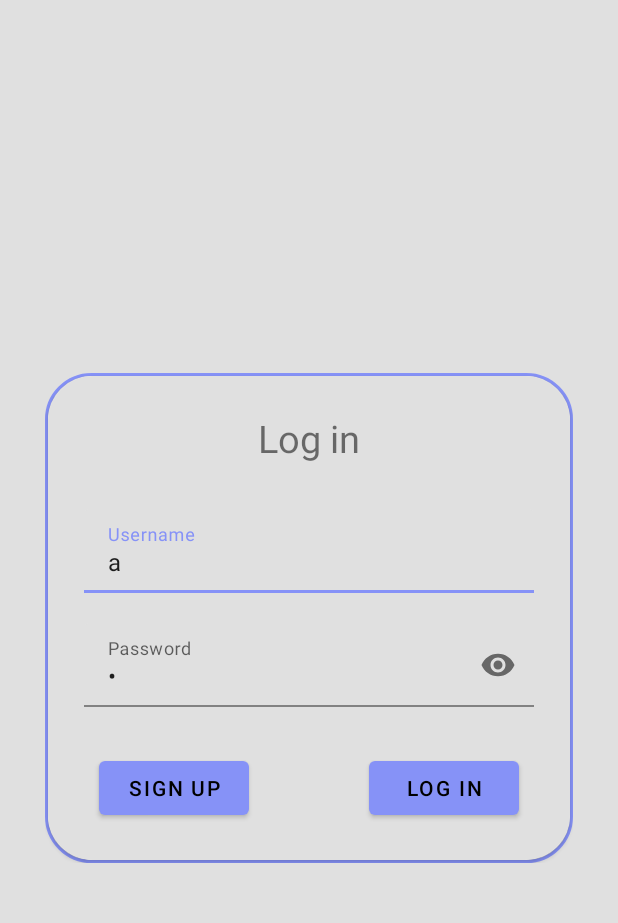
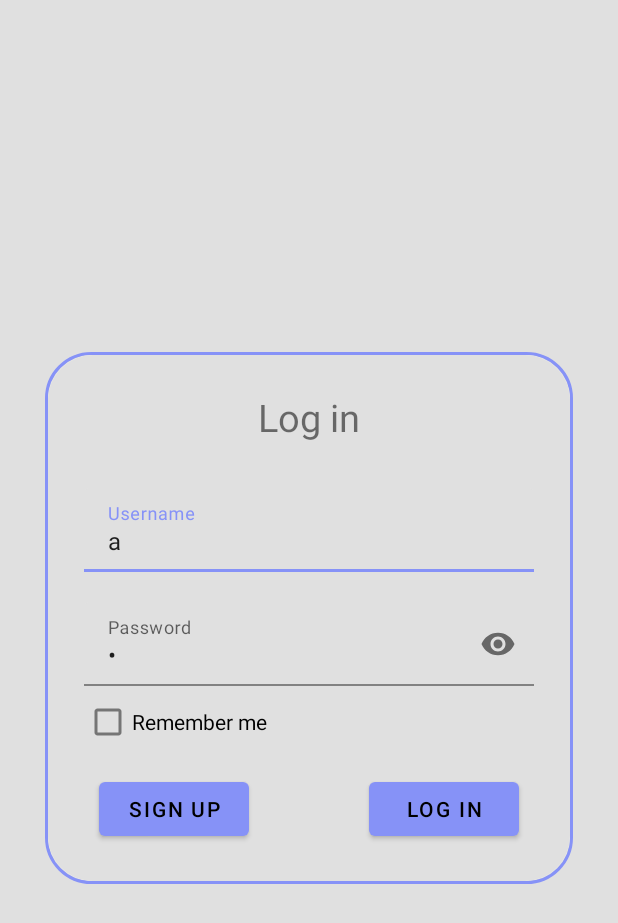
Before and after one commit to CrazyPingu/TaskBud, an Android app: the screen it shows after launch (Login), on a phone screen of 412 x 824 dp. Shown: the top 923 px of the screen. Run offline under Robolectric (Android 15) with nearby library versions, the phone set to English and light mode, and no system bars; our stand-ins replace Room's generated code.

Commit message:
Add remember me button

```diff
--- a/app/src/main/java/com/mobile/todo/Login.kt
+++ b/app/src/main/java/com/mobile/todo/Login.kt
@@ -4,6 +4,7 @@ import android.content.Intent
 import androidx.appcompat.app.AppCompatActivity
 import android.os.Bundle
 import android.widget.Button
+import android.widget.CheckBox
 import android.widget.EditText
 import android.widget.Toast
 import com.mobile.todo.database.AppDatabase
@@ -19,6 +20,7 @@ class Login : AppCompatActivity() {
     private lateinit var username: EditText
     private lateinit var password: EditText
     private lateinit var database: AppDatabase
+    private lateinit var rememberMe: CheckBox
 
     override fun onCreate(savedInstanceState: Bundle?) {
         super.onCreate(savedInstanceState)
@@ -26,12 +28,20 @@ class Login : AppCompatActivity() {
 
         Constant.setTheme(this)
 
+        if(Constant.getUser(this) != -1){
+            HomePage.USER_ID = Constant.getUser(this)
+            startActivity(Intent(this, HomePage::class.java))
+        }
+
         username = findViewById(R.id.username)
         password = findViewById(R.id.password)
+        rememberMe = findViewById(R.id.remember_me)
         database = AppDatabase.getDatabase(this)
 
+        // Remove for production ////////////
         username.text.append("a")
         password.text.append("a")
+        /////////////////////////////////////
 
         // Redirect to Signup Activity
         findViewById<Button>(R.id.signup_button).setOnClickListener {
@@ -59,6 +69,9 @@ class Login : AppCompatActivity() {
             }
             runOnUiThread {
                 if (user != null) {
+                    if(rememberMe.isChecked){
+                        Constant.saveUser(this@Login, user.id)
+                    }
                     val intent = Intent(this@Login, HomePage::class.java)
                     HomePage.pageToShow = R.id.navbar_todo
                     HomePage.USER_ID = user.id
--- a/app/src/main/java/com/mobile/todo/utils/Constant.kt
+++ b/app/src/main/java/com/mobile/todo/utils/Constant.kt
@@ -35,6 +35,21 @@ class Constant {
             AppCompatDelegate.setDefaultNightMode(getTheme(context))
         }
 
+
+        fun saveUser(context: Context, id: Int) {
+            context.getSharedPreferences(
+                context.resources.getString(R.string.shared_preferance_name),
+                Context.MODE_PRIVATE
+            ).edit().putInt("user_id", id).apply()
+        }
+
+        fun getUser(context: Context): Int {
+            return context.getSharedPreferences(
+                context.resources.getString(R.string.shared_preferance_name),
+                Context.MODE_PRIVATE
+            ).getInt("user_id", -1)
+        }
+
         fun getDefaultIcon(context: Context): Uri {
             return Uri.parse(
                 ContentResolver.SCHEME_ANDROID_RESOURCE
@@ -51,5 +66,6 @@ class Constant {
             val formattedDate = formatter.format(currentDate)
             return formatter.parse(formattedDate)!!
         }
+
     }
 }
--- a/app/src/main/res/layout/activity_login.xml
+++ b/app/src/main/res/layout/activity_login.xml
@@ -34,8 +34,8 @@
                     android:layout_width="wrap_content"
                     android:layout_height="wrap_content"
                     android:layout_gravity="center_horizontal"
+                    android:layout_marginBottom="30dp"
                     android:text="@string/login"
-                    android:layout_marginBottom="30dp"
                     android:textSize="25sp" />
 
                 <com.google.android.material.textfield.TextInputLayout
@@ -74,10 +74,16 @@
 
                 </com.google.android.material.textfield.TextInputLayout>
 
+                <CheckBox
+                    android:id="@+id/remember_me"
+                    android:layout_width="wrap_content"
+                    android:layout_height="wrap_content"
+                    android:text="@string/remember_me" />
+
                 <LinearLayout
+                    android:layout_marginTop="10dp"
                     android:layout_width="match_parent"
                     android:layout_height="wrap_content"
-                    android:layout_marginTop="30dp"
                     android:gravity="center_horizontal"
                     android:orientation="horizontal">
 
--- a/app/src/main/res/values/strings.xml
+++ b/app/src/main/res/values/strings.xml
@@ -25,6 +25,7 @@
     <string name="badge_button">Badge</string>
     <string name="habits_button">Habits stats</string>
     <string name="shared_preferance_name">AppSettings</string>
+    <string name="remember_me">Remember me</string>
     <string-array name="spinner_items">
         <item>@string/system_title</item>
         <item>@string/light_mode_title</item>
```
